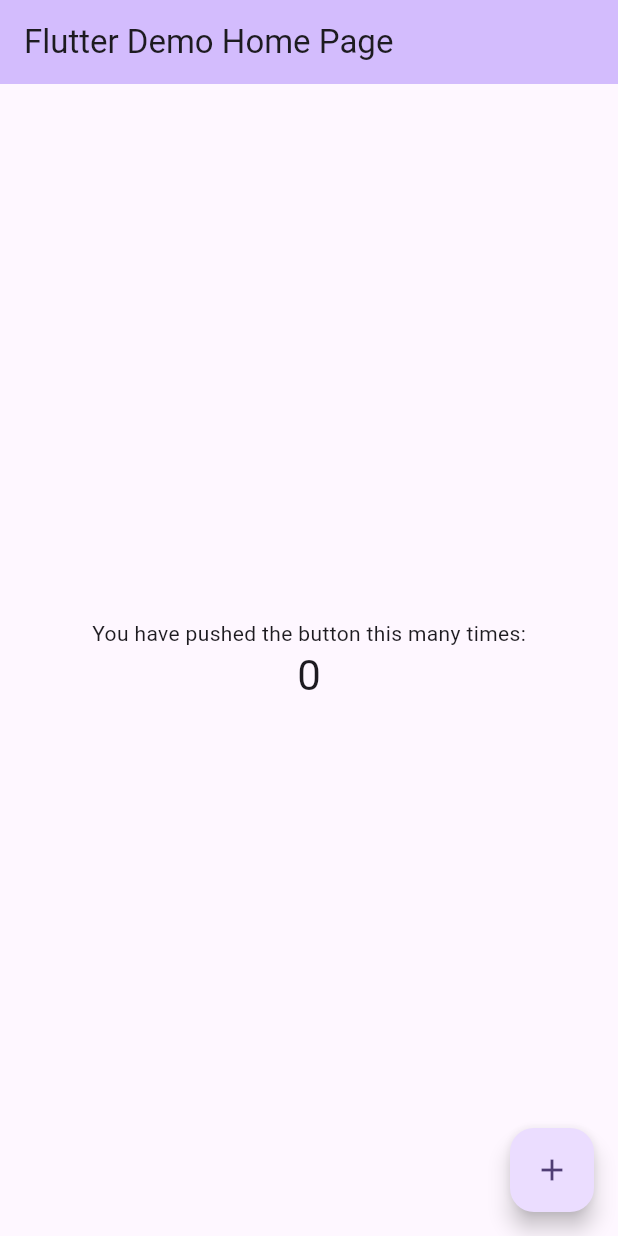
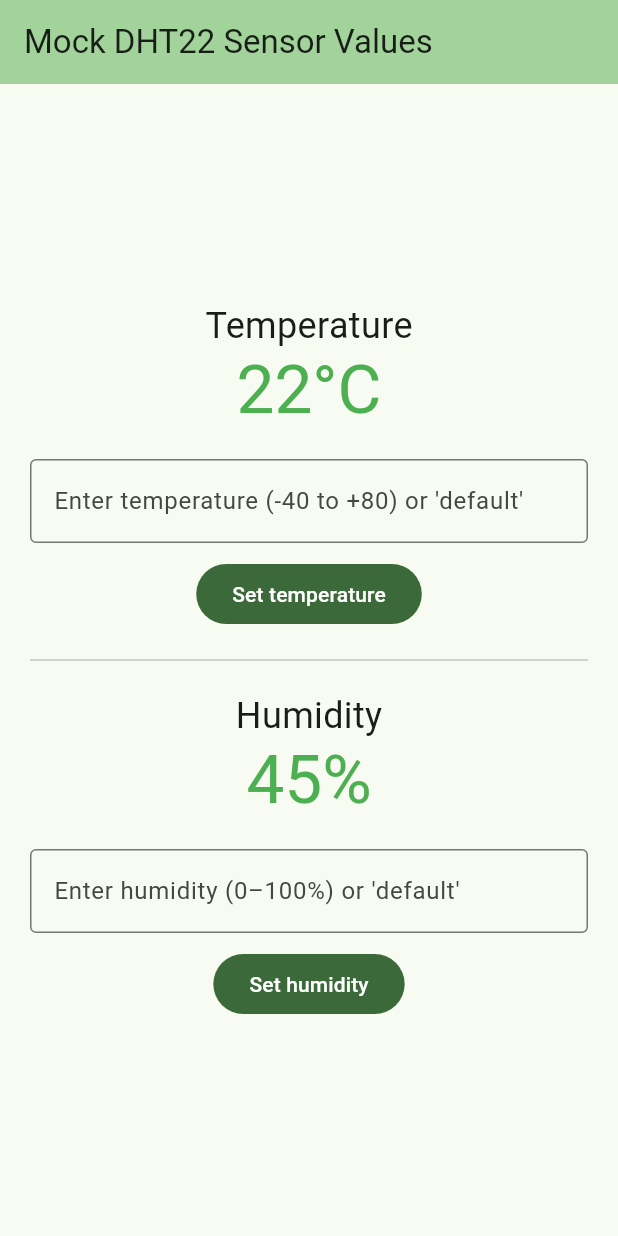
Before and after one commit to MykolaZabrotskyiKI2022/rmd2526zabrotskyimykola, a Flutter app: the screen it shows after launch, on a phone screen of 412 x 824 dp. Run offline on Flutter 3.47's test engine with Material 3 defaults, Android fonts, the phone set to English and light mode, and no system bars.

```diff
--- a/lib/main.dart
+++ b/lib/main.dart
@@ -7,45 +7,20 @@ void main() {
 class MyApp extends StatelessWidget {
   const MyApp({super.key});
 
-  // This widget is the root of your application.
   @override
   Widget build(BuildContext context) {
     return MaterialApp(
-      title: 'Flutter Demo',
+      title: 'Lab1',
       theme: ThemeData(
-        // This is the theme of your application.
-        //
-        // TRY THIS: Try running your application with "flutter run". You'll see
-        // the application has a purple toolbar. Then, without quitting the app,
-        // try changing the seedColor in the colorScheme below to Colors.green
-        // and then invoke "hot reload" (save your changes or press the "hot
-        // reload" button in a Flutter-supported IDE, or press "r" if you used
-        // the command line to start the app).
-        //
-        // Notice that the counter didn't reset back to zero; the application
-        // state is not lost during the reload. To reset the state, use hot
-        // restart instead.
-        //
-        // This works for code too, not just values: Most code changes can be
-        // tested with just a hot reload.
-        colorScheme: .fromSeed(seedColor: Colors.deepPurple),
+        colorScheme: ColorScheme.fromSeed(seedColor: Colors.green),
       ),
-      home: const MyHomePage(title: 'Flutter Demo Home Page'),
+      home: const MyHomePage(title: 'Mock DHT22 Sensor Values'),
     );
   }
 }
 
 class MyHomePage extends StatefulWidget {
-  const MyHomePage({super.key, required this.title});
-
-  // This widget is the home page of your application. It is stateful, meaning
-  // that it has a State object (defined below) that contains fields that affect
-  // how it looks.
-
-  // This class is the configuration for the state. It holds the values (in this
-  // case the title) provided by the parent (in this case the App widget) and
-  // used by the build method of the State. Fields in a Widget subclass are
-  // always marked "final".
+  const MyHomePage({required this.title, super.key});
 
   final String title;
 
@@ -54,69 +29,131 @@ class MyHomePage extends StatefulWidget {
 }
 
 class _MyHomePageState extends State<MyHomePage> {
-  int _counter = 0;
+  int temperature = 22;
+  int humidity = 45;
 
-  void _incrementCounter() {
-    setState(() {
-      // This call to setState tells the Flutter framework that something has
-      // changed in this State, which causes it to rerun the build method below
-      // so that the display can reflect the updated values. If we changed
-      // _counter without calling setState(), then the build method would not be
-      // called again, and so nothing would appear to happen.
-      _counter++;
-    });
+  final TextEditingController tempController = TextEditingController();
+  final TextEditingController humController = TextEditingController();
+
+  void applyTemp() {
+    final value = int.tryParse(tempController.text.trim());
+
+    if (tempController.text == 'default') {
+      setState(() => temperature = 0);
+      tempController.clear();
+      return;
+    }
+    if (value == null) return;
+
+    if (value < -40 || value > 80) {
+      showMessage('Temperature must be between -40 and +80');
+      return;
+    }
+
+    setState(() => temperature = value);
+    tempController.clear();
+  }
+
+  Color tempColor() {
+    if (temperature < 0) return Colors.blue;
+    if (temperature < 25) return Colors.green;
+    if (temperature < 40) return Colors.orange;
+    return Colors.red;
+  }
+
+  void applyHum() {
+    final value = int.tryParse(humController.text.trim());
+
+    if (humController.text == 'default') {
+      setState(() => humidity = 0);
+      humController.clear();
+      return;
+    }
+    if (value == null) return;
+
+    if (value < 0 || value > 100) {
+      showMessage('Humidity must be between 0 and 100%');
+      return;
+    }
+
+    setState(() => humidity = value);
+    humController.clear();
+  }
+
+  Color humColor() {
+    if (humidity < 40) return Colors.blueGrey;
+    if (humidity < 80) return Colors.green;
+    return Colors.blue;
+  }
+
+  void showMessage(String text) {
+    ScaffoldMessenger.of(context).showSnackBar(SnackBar(content: Text(text)));
   }
 
   @override
   Widget build(BuildContext context) {
-    // This method is rerun every time setState is called, for instance as done
-    // by the _incrementCounter method above.
-    //
-    // The Flutter framework has been optimized to make rerunning build methods
-    // fast, so that you can just rebuild anything that needs updating rather
-    // than having to individually change instances of widgets.
     return Scaffold(
       appBar: AppBar(
-        // TRY THIS: Try changing the color here to a specific color (to
-        // Colors.amber, perhaps?) and trigger a hot reload to see the AppBar
-        // change color while the other colors stay the same.
         backgroundColor: Theme.of(context).colorScheme.inversePrimary,
-        // Here we take the value from the MyHomePage object that was created by
-        // the App.build method, and use it to set our appbar title.
         title: Text(widget.title),
       ),
-      body: Center(
-        // Center is a layout widget. It takes a single child and positions it
-        // in the middle of the parent.
+
+      body: Padding(
+        padding: const EdgeInsets.all(20),
         child: Column(
-          // Column is also a layout widget. It takes a list of children and
-          // arranges them vertically. By default, it sizes itself to fit its
-          // children horizontally, and tries to be as tall as its parent.
-          //
-          // Column has various properties to control how it sizes itself and
-          // how it positions its children. Here we use mainAxisAlignment to
-          // center the children vertically; the main axis here is the vertical
-          // axis because Columns are vertical (the cross axis would be
-          // horizontal).
-          //
-          // TRY THIS: Invoke "debug painting" (choose the "Toggle Debug Paint"
-          // action in the IDE, or press "p" in the console), to see the
-          // wireframe for each widget.
-          mainAxisAlignment: .center,
+          mainAxisAlignment: MainAxisAlignment.center,
           children: [
-            const Text('You have pushed the button this many times:'),
+            const Text('Temperature', style: TextStyle(fontSize: 24)),
+
             Text(
-              '$_counter',
-              style: Theme.of(context).textTheme.headlineMedium,
+              '$temperature°C',
+              style: Theme.of(
+                context,
+              ).textTheme.displayMedium?.copyWith(color: tempColor()),
+            ),
+
+            const SizedBox(height: 20),
+            TextField(
+              controller: tempController,
+              decoration: const InputDecoration(
+                labelText: 'Enter temperature (-40 to +80) or \'default\'',
+                border: OutlineInputBorder(),
+              ),
+              onSubmitted: (_) => applyTemp(),
+            ),
+            const SizedBox(height: 10),
+            FilledButton(
+              onPressed: applyTemp,
+              child: const Text('Set temperature'),
+            ),
+
+            const Divider(height: 40, thickness: 1),
+
+            const Text('Humidity', style: TextStyle(fontSize: 24)),
+            Text(
+              '$humidity%',
+              style: Theme.of(
+                context,
+              ).textTheme.displayMedium?.copyWith(color: humColor()),
+            ),
+
+            const SizedBox(height: 20),
+            TextField(
+              controller: humController,
+              decoration: const InputDecoration(
+                labelText: 'Enter humidity (0–100%) or \'default\'',
+                border: OutlineInputBorder(),
+              ),
+              onSubmitted: (_) => applyHum(),
+            ),
+            const SizedBox(height: 10),
+            FilledButton(
+              onPressed: applyHum,
+              child: const Text('Set humidity'),
             ),
           ],
         ),
       ),
-      floatingActionButton: FloatingActionButton(
-        onPressed: _incrementCounter,
-        tooltip: 'Increment',
-        child: const Icon(Icons.add),
-      ),
     );
   }
 }
```
Also changed, not shown: analysis_options.yaml (+40 -15 lines), 41 other files.
